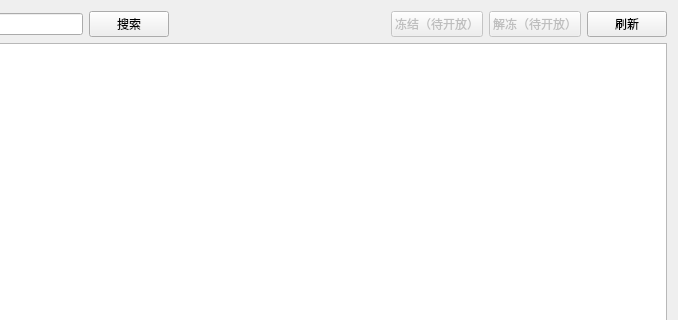
First picture: the form in EVChargingServer/src/ui/pages/UserPage.ui, repository Vescola/xiaoxueqi, before the edit; both pictures show x 222 to 900 and y 0 to 320 of the 900 by 640 pixel window.
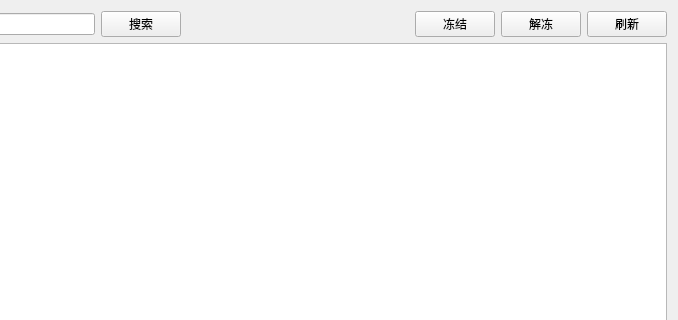
Second picture: the form after the edit.

The edit to the form file:
```diff
--- a/EVChargingServer/src/ui/pages/UserPage.ui
+++ b/EVChargingServer/src/ui/pages/UserPage.ui
@@ -50,20 +50,14 @@
      <item>
       <widget class="QPushButton" name="freezeButton">
        <property name="text">
-        <string>冻结（待开放）</string>
-       </property>
-       <property name="enabled">
-        <bool>false</bool>
+        <string>冻结</string>
        </property>
       </widget>
      </item>
      <item>
       <widget class="QPushButton" name="unfreezeButton">
        <property name="text">
-        <string>解冻（待开放）</string>
-       </property>
-       <property name="enabled">
-        <bool>false</bool>
+        <string>解冻</string>
        </property>
       </widget>
      </item>
```
